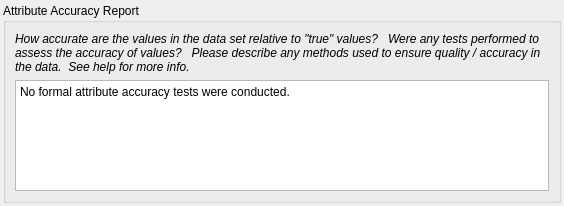
Before: the Qt Designer form pymdwizard/gui/ui_files/AttributeAccuracy.ui in DOI-USGS/fort-pymdwizard, drawn with Qt 5.
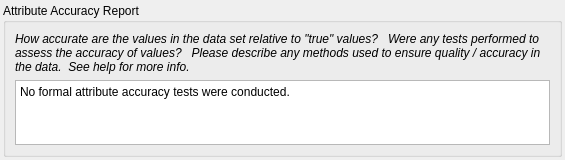
After: the same form once the commit is applied.

```diff
--- a/pymdwizard/gui/ui_files/AttributeAccuracy.ui
+++ b/pymdwizard/gui/ui_files/AttributeAccuracy.ui
@@ -6,8 +6,8 @@
    <rect>
     <x>0</x>
     <y>0</y>
-    <width>564</width>
-    <height>206</height>
+    <width>565</width>
+    <height>160</height>
    </rect>
   </property>
   <property name="font">
@@ -36,6 +36,9 @@
           <italic>true</italic>
          </font>
         </property>
+        <property name="styleSheet">
+         <string notr="true">font: italic;</string>
+        </property>
         <property name="text">
          <string>How accurate are the values in the data set relative to &quot;true&quot; values?   Were any tests performed to assess the accuracy of values?   Please describe any methods used to ensure quality / accuracy in the data.  See help for more info.</string>
         </property>
```
